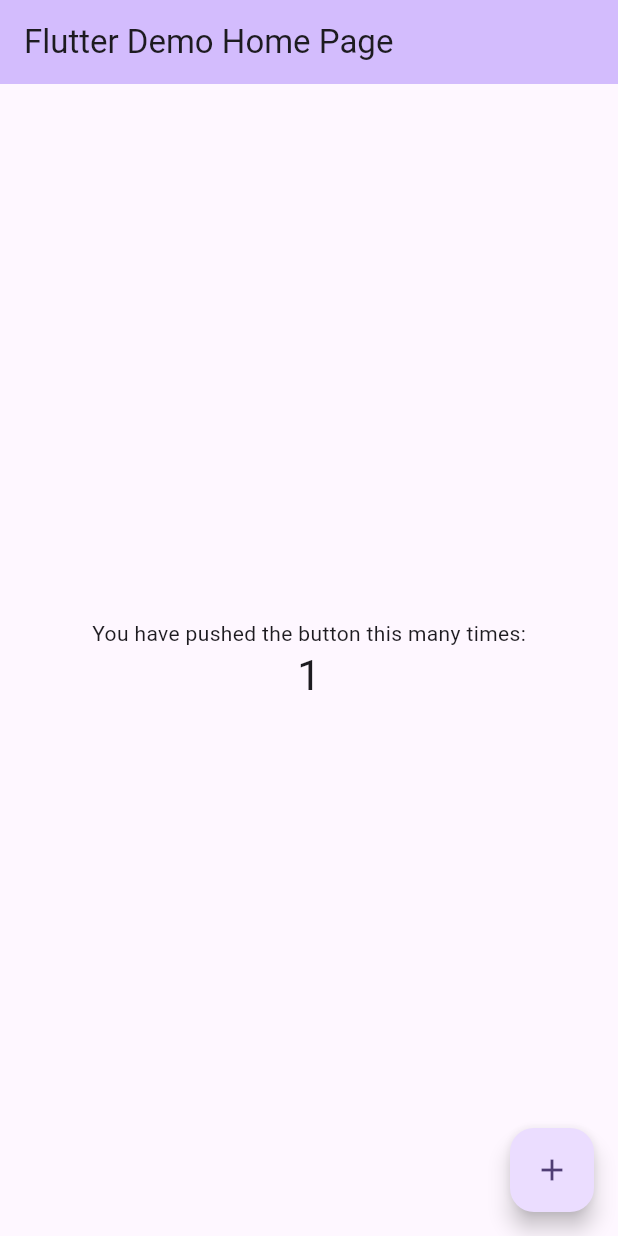
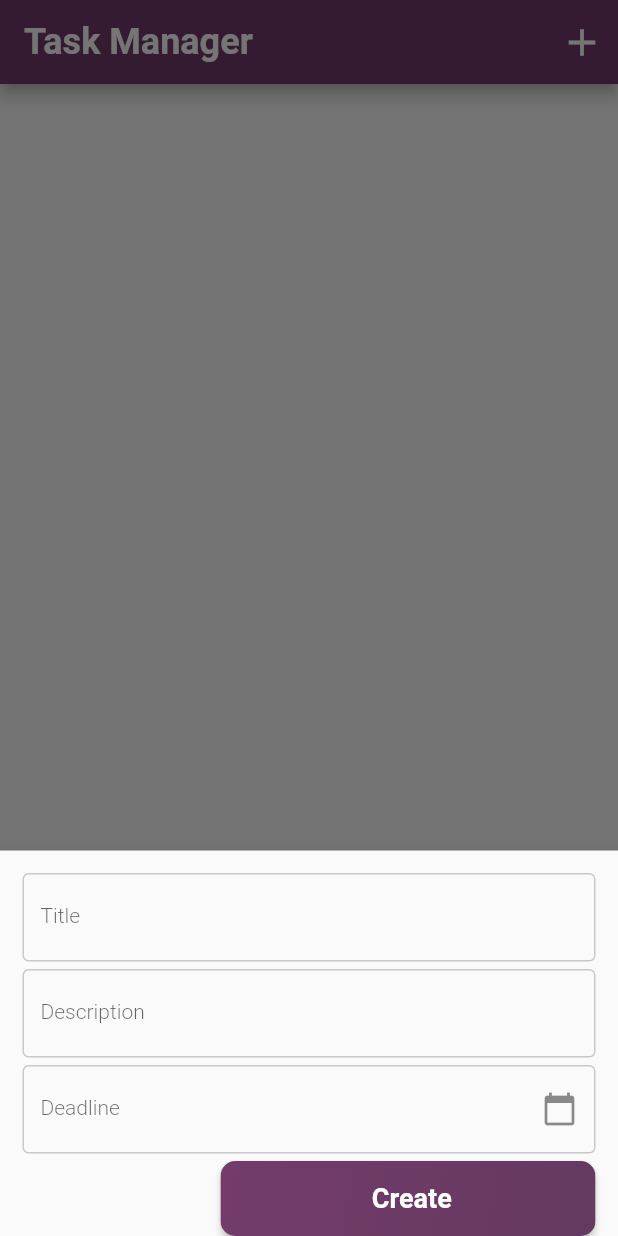
Before and after one commit to DawitSishu/App, a Flutter app: the screen it shows after launch, after a tap on the "add" icon, on a phone screen of 412 x 824 dp. Run offline on Flutter 3.47's test engine with Material 2 defaults, Android fonts, the phone set to English and light mode, and no system bars; our stand-ins replace hive, hive_flutter, loading_animation_widget; accounts and stored records are empty; Roboto replaces fonts that are missing (Poppins).

Commit message:
some strucure

```diff
--- /dev/null
+++ b/lib/Models/task_model.dart
@@ -0,0 +1,13 @@
+class TaskData {
+  TaskData({
+    this.title = '',
+    this.description = '',
+    DateTime? deadline,
+    this.isCompleted = false,
+  }) : deadline = deadline ?? DateTime.now();
+
+  String title;
+  String description;
+  DateTime deadline;
+  bool isCompleted;
+}
--- /dev/null
+++ b/lib/Pages/home_page.dart
@@ -0,0 +1,154 @@
+import 'package:flutter/material.dart';
+import 'package:hive_flutter/hive_flutter.dart';
+import 'package:task_app/Models/task_model.dart';
+import 'package:task_app/Utils/Widgets.dart';
+
+class HomePage extends StatefulWidget {
+  const HomePage({super.key});
+
+  @override
+  State<HomePage> createState() => _HomePageState();
+}
+
+class _HomePageState extends State<HomePage>
+    with SingleTickerProviderStateMixin {
+  late TabController tabController;
+  final List<Tab> myTabs = <Tab>[
+    const Tab(
+      child: Text(
+        'Today',
+        maxLines: 1,
+        softWrap: false,
+        style: TextStyle(
+          fontSize: 20,
+        ),
+      ),
+    ),
+    const Tab(
+      child: Text(
+        'Tommorow',
+        maxLines: 1,
+        softWrap: false,
+        style: TextStyle(
+          fontSize: 20,
+        ),
+      ),
+    ),
+    const Tab(
+      child: Text(
+        'Upcoming',
+        maxLines: 1,
+        softWrap: false,
+        style: TextStyle(
+          fontSize: 20,
+        ),
+      ),
+    ),
+  ];
+
+  @override
+  void initState() {
+    super.initState();
+    tabController = TabController(vsync: this, length: 3);
+  }
+
+  @override
+  void dispose() {
+    super.dispose();
+    tabController.dispose();
+  }
+
+  final data = TaskData();
+  final TaskBox = Hive.box('Task_box');
+
+  void showForm(BuildContext ctx, int? itemKey) async {
+    showModalBottomSheet(
+        context: ctx,
+        elevation: 5,
+        isScrollControlled: true,
+        builder: (_) => Container(
+              padding: EdgeInsets.only(
+                  bottom: MediaQuery.of(ctx).viewInsets.bottom,
+                  top: 15,
+                  left: 15,
+                  right: 15),
+              child: Column(
+                  mainAxisSize: MainAxisSize.min,
+                  crossAxisAlignment: CrossAxisAlignment.end,
+                  children: [
+                    InputBox(
+                        inputLabel: "Title",
+                        placeHolder: "Insert the title",
+                        update: (value) {
+                          data.title = value;
+                        }),
+                    const SizedBox(height: 5),
+                    InputBox(
+                        inputLabel: "Description",
+                        placeHolder: "Insert the description",
+                        update: (value) {
+                          data.title = value;
+                        }),
+                    const SizedBox(height: 5),
+                    DatePicker(
+                      inputLabel: "Deadline",
+                      placeHolder: 'Select a Deadline',
+                      update: (value) {
+                        data.deadline = value;
+                      },
+                    ),
+                    const SizedBox(height: 5),
+                    CustomButton(
+                      label: "Create",
+                      onPressed: () async {
+                        await TaskBox.add(data);
+                        print(data);
+                        Navigator.of(context).pop();
+                      },
+                    ),
+                  ]),
+            ));
+  }
+
+  @override
+  Widget build(BuildContext context) => Scaffold(
+        backgroundColor: Colors.white,
+        appBar: AppBar(
+          backgroundColor: const Color.fromARGB(255, 116, 59, 107),
+          title: const Text(
+            'Task Manager',
+            style: TextStyle(
+              fontSize: 24,
+              fontWeight: FontWeight.bold,
+            ),
+          ),
+          actions: [
+            IconButton(
+              icon: const Icon(Icons.add),
+              onPressed: () => showForm(context, null),
+              iconSize: 30,
+            ),
+          ],
+        ),
+        body: TabBarView(
+          controller: tabController,
+          children: const [Scaffold(), Scaffold(), Scaffold()],
+        ),
+        bottomNavigationBar: DecoratedBox(
+          decoration: const BoxDecoration(
+            border: Border(
+                top: BorderSide(
+                    width: 1.2, color: Color.fromARGB(255, 116, 59, 107))),
+          ),
+          child: TabBar(
+            labelPadding: EdgeInsets.zero,
+            controller: tabController,
+            splashBorderRadius: BorderRadius.circular(40),
+            labelColor: const Color.fromARGB(255, 116, 59, 107),
+            unselectedLabelColor: Colors.grey,
+            unselectedLabelStyle: const TextStyle(),
+            tabs: myTabs,
+          ),
+        ),
+      );
+}
--- /dev/null
+++ b/lib/Utils/Widgets.dart
@@ -0,0 +1,311 @@
+import 'package:flutter/material.dart';
+import 'package:loading_animation_widget/loading_animation_widget.dart';
+import 'package:task_app/Models/task_model.dart';
+import 'package:intl/intl.dart';
+
+class InputBox extends StatefulWidget {
+  const InputBox({
+    Key? key,
+    this.inputLabel,
+    this.placeHolder,
+    this.textArea = false,
+    this.update,
+    this.customController,
+  }) : super(key: key);
+
+  final inputLabel;
+  final placeHolder;
+  final textArea;
+  final customController;
+  final update;
+
+  @override
+  _InputBoxState createState() => _InputBoxState();
+}
+
+class _InputBoxState extends State<InputBox> {
+  TextEditingController controller = TextEditingController();
+  bool showError = false;
+  FocusNode focusNode = FocusNode();
+
+  @override
+  void initState() {
+    super.initState();
+    focusNode.addListener(_handleFocusChange);
+  }
+
+  @override
+  void dispose() {
+    focusNode.removeListener(_handleFocusChange);
+    focusNode.dispose();
+    controller.dispose();
+    super.dispose();
+  }
+
+  void _validateInput() {
+    final inputValue = controller.text.trim();
+    final hasInput = inputValue.isNotEmpty;
+    setState(() {
+      showError = !hasInput;
+    });
+  }
+
+  void _handleFocusChange() {
+    if (!focusNode.hasFocus) {
+      _validateInput();
+    }
+  }
+
+  @override
+  Widget build(BuildContext context) => Column(
+        children: <Widget>[
+          TextField(
+            onChanged: (value) {
+              widget.update(value);
+              _validateInput();
+            },
+            controller: controller,
+            focusNode: focusNode,
+            decoration: InputDecoration(
+              enabledBorder: const OutlineInputBorder(
+                borderSide: BorderSide(color: Color.fromARGB(50, 0, 0, 0)),
+              ),
+              border: const OutlineInputBorder(
+                borderSide: BorderSide(width: 16, color: Colors.white),
+              ),
+              hintText: widget.placeHolder,
+              hintStyle: const TextStyle(
+                fontWeight: FontWeight.w300,
+                fontSize: 14,
+                fontFamily: 'Poppins',
+              ),
+              labelText: widget.inputLabel,
+              labelStyle: const TextStyle(
+                fontWeight: FontWeight.w300,
+                fontSize: 14,
+              ),
+              errorText: showError
+                  ? 'Please enter a valid  ${widget.inputLabel}'
+                  : null,
+            ),
+            minLines: 1,
+            maxLines: widget.textArea ? 6 : 1,
+          ),
+        ],
+      );
+}
+
+class DatePicker extends StatefulWidget {
+  const DatePicker({
+    super.key,
+    this.placeHolder,
+    this.update,
+    this.inputLabel,
+    this.initialValue,
+  });
+  final placeHolder;
+  final inputLabel;
+  final update;
+  final initialValue;
+  @override
+  State<StatefulWidget> createState() => _DatePicker();
+}
+
+class _DatePicker extends State<DatePicker> {
+  TextEditingController dateInput = TextEditingController();
+
+  @override
+  void initState() {
+    dateInput.text =
+        widget.initialValue ?? ''; //set the initial value of text field
+    super.initState();
+  }
+
+  @override
+  Widget build(BuildContext context) => TextField(
+        controller: dateInput,
+        //editing controller of this TextField
+        decoration: InputDecoration(
+          enabledBorder: const OutlineInputBorder(
+            borderSide: BorderSide(color: Color.fromARGB(50, 0, 0, 0)),
+          ),
+          border: const OutlineInputBorder(
+            borderSide: BorderSide(width: 16, color: Colors.white),
+          ),
+          labelText: widget.inputLabel,
+          labelStyle: const TextStyle(
+            fontWeight: FontWeight.w300,
+            fontSize: 14,
+          ),
+          suffixIcon: const Icon(Icons.calendar_today),
+        ),
+        readOnly: true,
+        //set it true, so that user will not able to edit text
+        onTap: () async {
+          final pickedDate = await showDatePicker(
+            context: context,
+            initialDate: DateTime.now(),
+            firstDate: DateTime(1950),
+            //DateTime.now() - not to allow to choose before today.
+            lastDate: DateTime(2120),
+          );
+
+          if (pickedDate != null) {
+            print(
+              pickedDate,
+            ); //pickedDate output format => 2021-03-10 00:00:00.000
+            // final formattedDate = DateFormat('yyyy-MM-dd').format(pickedDate);
+            // yyyy-MM-ddTHH:mm:ss
+            //formatted date output using intl package =>  2021-03-16
+            setState(() {
+              dateInput.text = DateFormat('yyyy-MM-dd')
+                  .format(pickedDate); //set output date to TextField value.
+              //update the value;
+              widget.update(pickedDate);
+            });
+          } else {}
+        },
+      );
+}
+
+class CustomButton extends StatefulWidget {
+  const CustomButton({Key? key, required this.onPressed, this.label = 'Button'})
+      : super(key: key);
+  final onPressed;
+  final String label;
+
+  @override
+  State<CustomButton> createState() => _CustomButtonState();
+}
+
+class _CustomButtonState extends State<CustomButton> {
+  var loading = false;
+  @override
+  Widget build(BuildContext context) => SizedBox(
+        height: 50,
+        child: ElevatedButton(
+          style: ElevatedButton.styleFrom(
+            backgroundColor: Colors.transparent,
+            padding: EdgeInsets.zero,
+            shape: RoundedRectangleBorder(
+              borderRadius: BorderRadius.circular(10.0),
+            ),
+          ),
+          onPressed: () async {
+            if (!loading) {
+              setState(() {
+                loading = true;
+              });
+              await widget.onPressed();
+              loading = false;
+              setState(() {});
+            }
+          },
+          child: Ink(
+            decoration: BoxDecoration(
+              gradient: const LinearGradient(
+                begin: Alignment.topLeft,
+                end: Alignment.bottomRight,
+                colors: [
+                  Color.fromARGB(255, 116, 59, 107),
+                  Color.fromARGB(255, 100, 58, 97)
+                ],
+              ),
+              borderRadius: BorderRadius.circular(10),
+            ),
+            child: Container(
+              padding: const EdgeInsets.fromLTRB(0, 10, 0, 10),
+              decoration: BoxDecoration(
+                borderRadius: BorderRadius.circular(10),
+              ),
+              constraints: const BoxConstraints(
+                maxWidth: 250,
+              ),
+              child: Row(
+                mainAxisAlignment: MainAxisAlignment.center,
+                children: [
+                  Container(
+                    margin: const EdgeInsets.only(right: 5),
+                    child: loading
+                        ? LoadingAnimationWidget.threeRotatingDots(
+                            color: Colors.white, size: 15)
+                        : null,
+                  ),
+                  Text(
+                    widget.label,
+                    style: const TextStyle(
+                      fontWeight: FontWeight.w700,
+                      fontSize: 18,
+                    ),
+                  )
+                ],
+              ),
+            ),
+          ),
+        ),
+      );
+}
+
+class TaskWidget extends StatelessWidget {
+  final TaskData taskData;
+
+  TaskWidget({required this.taskData});
+
+  @override
+  Widget build(BuildContext context) {
+    return Card(
+      elevation: 3,
+      shape: RoundedRectangleBorder(
+        borderRadius: BorderRadius.circular(10),
+      ),
+      margin: EdgeInsets.all(10),
+      child: Padding(
+        padding: EdgeInsets.all(12),
+        child: Column(
+          crossAxisAlignment: CrossAxisAlignment.start,
+          children: [
+            Text(
+              taskData.title,
+              style: TextStyle(
+                fontSize: 18,
+                fontWeight: FontWeight.bold,
+              ),
+            ),
+            SizedBox(height: 8),
+            Text(
+              taskData.description,
+              style: TextStyle(
+                fontSize: 16,
+                color: Colors.grey[600],
+              ),
+            ),
+            SizedBox(height: 8),
+            Row(
+              mainAxisAlignment: MainAxisAlignment.spaceBetween,
+              children: [
+                Icon(
+                  Icons.calendar_today,
+                  size: 16,
+                  color: Colors.blue,
+                ),
+                SizedBox(width: 5),
+                Text(
+                  _formatDeadline(taskData.deadline),
+                  style: TextStyle(
+                    fontSize: 16,
+                    color: Colors.blue,
+                  ),
+                ),
+              ],
+            ),
+          ],
+        ),
+      ),
+    );
+  }
+
+  String _formatDeadline(DateTime deadline) {
+    // Customize the date format as needed
+    return '${deadline.day}/${deadline.month}/${deadline.year}';
+  }
+}
--- a/lib/main.dart
+++ b/lib/main.dart
@@ -1,125 +1,28 @@
 import 'package:flutter/material.dart';
+import 'package:flutter/services.dart';
+import 'package:hive/hive.dart';
+import 'package:hive_flutter/hive_flutter.dart';
+import 'package:task_app/Pages/home_page.dart';
 
-void main() {
-  runApp(const MyApp());
+void main() async {
+  WidgetsFlutterBinding.ensureInitialized();
+
+  await Hive.initFlutter();
+  await Hive.openBox('Task_box');
+
+  SystemChrome.setSystemUIOverlayStyle(const SystemUiOverlayStyle(
+    systemNavigationBarColor: Colors.white,
+  ));
+
+  runApp(MaterialApp(
+    title: 'Task Manager',
+    theme: ThemeData(
+      fontFamily: 'Poppins',
+    ),
+    initialRoute: '/',
+    debugShowCheckedModeBanner: false,
+    routes: {
+      '/': (context) => const HomePage(),
+    },
+  ));
 }
-
-class MyApp extends StatelessWidget {
-  const MyApp({super.key});
-
-  // This widget is the root of your application.
-  @override
-  Widget build(BuildContext context) {
-    return MaterialApp(
-      title: 'Flutter Demo',
-      theme: ThemeData(
-        // This is the theme of your application.
-        //
-        // TRY THIS: Try running your application with "flutter run". You'll see
-        // the application has a blue toolbar. Then, without quitting the app,
-        // try changing the seedColor in the colorScheme below to Colors.green
-        // and then invoke "hot reload" (save your changes or press the "hot
-        // reload" button in a Flutter-supported IDE, or press "r" if you used
-        // the command line to start the app).
-        //
-        // Notice that the counter didn't reset back to zero; the application
-        // state is not lost during the reload. To reset the state, use hot
-        // restart instead.
-        //
-        // This works for code too, not just values: Most code changes can be
-        // tested with just a hot reload.
-        colorScheme: ColorScheme.fromSeed(seedColor: Colors.deepPurple),
-        useMaterial3: true,
-      ),
-      home: const MyHomePage(title: 'Flutter Demo Home Page'),
-    );
-  }
-}
-
-class MyHomePage extends StatefulWidget {
-  const MyHomePage({super.key, required this.title});
-
-  // This widget is the home page of your application. It is stateful, meaning
-  // that it has a State object (defined below) that contains fields that affect
-  // how it looks.
-
-  // This class is the configuration for the state. It holds the values (in this
-  // case the title) provided by the parent (in this case the App widget) and
-  // used by the build method of the State. Fields in a Widget subclass are
-  // always marked "final".
-
-  final String title;
-
-  @override
-  State<MyHomePage> createState() => _MyHomePageState();
-}
-
-class _MyHomePageState extends State<MyHomePage> {
-  int _counter = 0;
-
-  void _incrementCounter() {
-    setState(() {
-      // This call to setState tells the Flutter framework that something has
-      // changed in this State, which causes it to rerun the build method below
-      // so that the display can reflect the updated values. If we changed
-      // _counter without calling setState(), then the build method would not be
-      // called again, and so nothing would appear to happen.
-      _counter++;
-    });
-  }
-
-  @override
-  Widget build(BuildContext context) {
-    // This method is rerun every time setState is called, for instance as done
-    // by the _incrementCounter method above.
-    //
-    // The Flutter framework has been optimized to make rerunning build methods
-    // fast, so that you can just rebuild anything that needs updating rather
-    // than having to individually change instances of widgets.
-    return Scaffold(
-      appBar: AppBar(
-        // TRY THIS: Try changing the color here to a specific color (to
-        // Colors.amber, perhaps?) and trigger a hot reload to see the AppBar
-        // change color while the other colors stay the same.
-        backgroundColor: Theme.of(context).colorScheme.inversePrimary,
-        // Here we take the value from the MyHomePage object that was created by
-        // the App.build method, and use it to set our appbar title.
-        title: Text(widget.title),
-      ),
-      body: Center(
-        // Center is a layout widget. It takes a single child and positions it
-        // in the middle of the parent.
-        child: Column(
-          // Column is also a layout widget. It takes a list of children and
-          // arranges them vertically. By default, it sizes itself to fit its
-          // children horizontally, and tries to be as tall as its parent.
-          //
-          // Column has various properties to control how it sizes itself and
-          // how it positions its children. Here we use mainAxisAlignment to
-          // center the children vertically; the main axis here is the vertical
-          // axis because Columns are vertical (the cross axis would be
-          // horizontal).
-          //
-          // TRY THIS: Invoke "debug painting" (choose the "Toggle Debug Paint"
-          // action in the IDE, or press "p" in the console), to see the
-          // wireframe for each widget.
-          mainAxisAlignment: MainAxisAlignment.center,
-          children: <Widget>[
-            const Text(
-              'You have pushed the button this many times:',
-            ),
-            Text(
-              '$_counter',
-              style: Theme.of(context).textTheme.headlineMedium,
-            ),
-          ],
-        ),
-      ),
-      floatingActionButton: FloatingActionButton(
-        onPressed: _incrementCounter,
-        tooltip: 'Increment',
-        child: const Icon(Icons.add),
-      ), // This trailing comma makes auto-formatting nicer for build methods.
-    );
-  }
-}
--- a/pubspec.yaml
+++ b/pubspec.yaml
@@ -35,6 +35,10 @@ dependencies:
   # The following adds the Cupertino Icons font to your application.
   # Use with the CupertinoIcons class for iOS style icons.
   cupertino_icons: ^1.0.2
+  loading_animation_widget: ^1.2.0+4
+  hive: ^2.2.3
+  hive_flutter: ^1.1.0
+  intl: ^0.19.0
 
 dev_dependencies:
   flutter_test:
```
Also changed, not shown: pubspec.lock, 2 other files.
